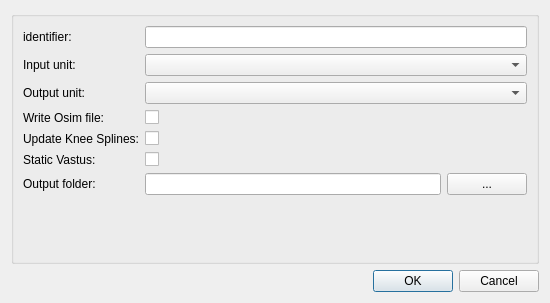
Above: mapclientplugins/gait2392wrapmusclestep/qt/configuredialog.ui from acar246/gait2392wrapmusclestep before the change. Below: the same form after it.
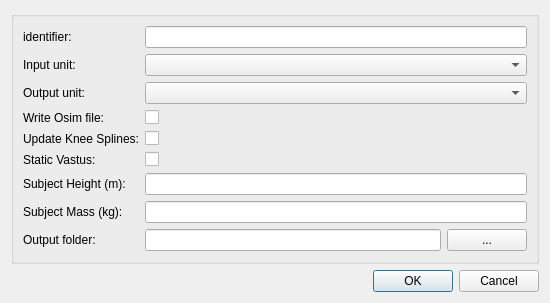
That is the form after the change.

```diff
--- a/mapclientplugins/gait2392wrapmusclestep/qt/configuredialog.ui
+++ b/mapclientplugins/gait2392wrapmusclestep/qt/configuredialog.ui
@@ -84,11 +84,31 @@
       <item row="6" column="0">
        <widget class="QLabel" name="label1">
         <property name="text">
-         <string>Output folder:</string>
+         <string>Subject Height (m):</string>
         </property>
        </widget>
       </item>
       <item row="6" column="1">
+       <widget class="QLineEdit" name="lineEdit1"/>
+      </item>
+      <item row="7" column="0">
+       <widget class="QLabel" name="label1">
+        <property name="text">
+         <string>Subject Mass (kg):</string>
+        </property>
+       </widget>
+      </item>
+      <item row="7" column="1">
+       <widget class="QLineEdit" name="lineEdit2"/>
+      </item>
+      <item row="8" column="0">
+       <widget class="QLabel" name="label1">
+        <property name="text">
+         <string>Output folder:</string>
+        </property>
+       </widget>
+      </item>
+      <item row="8" column="1">
        <layout class="QHBoxLayout" name="horizontalLayout">
         <item>
          <widget class="QLineEdit" name="lineEdit_osim_output_dir"/>
```
Left out of the diff: 2 changed lines with no effect on the pictures.
